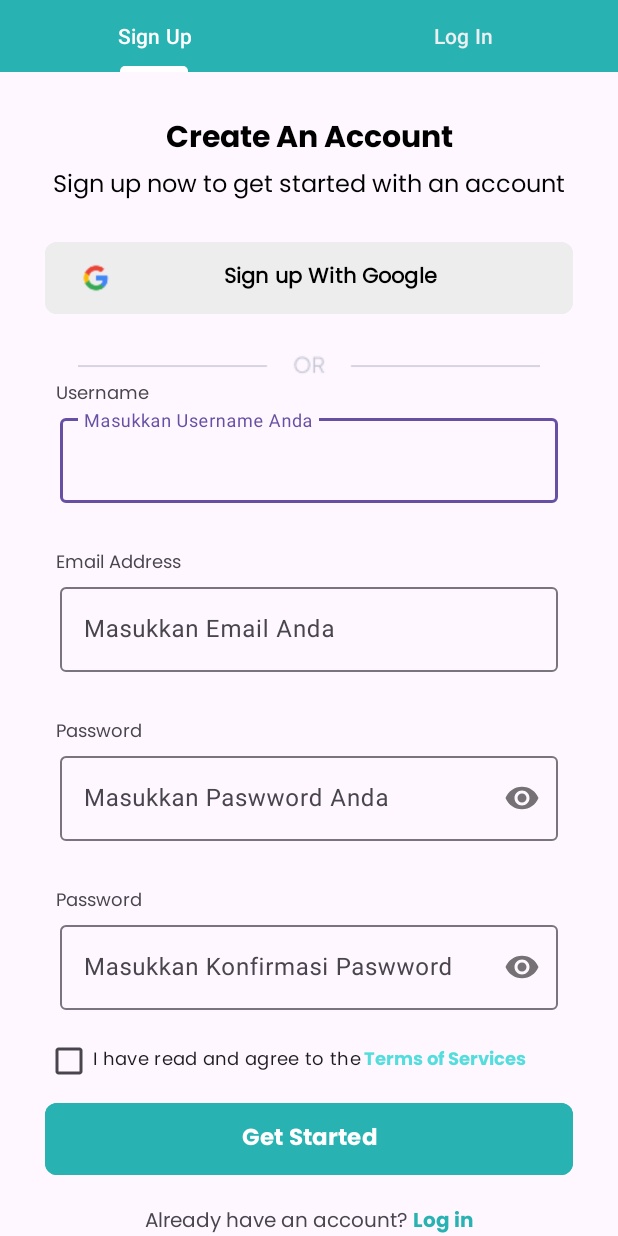
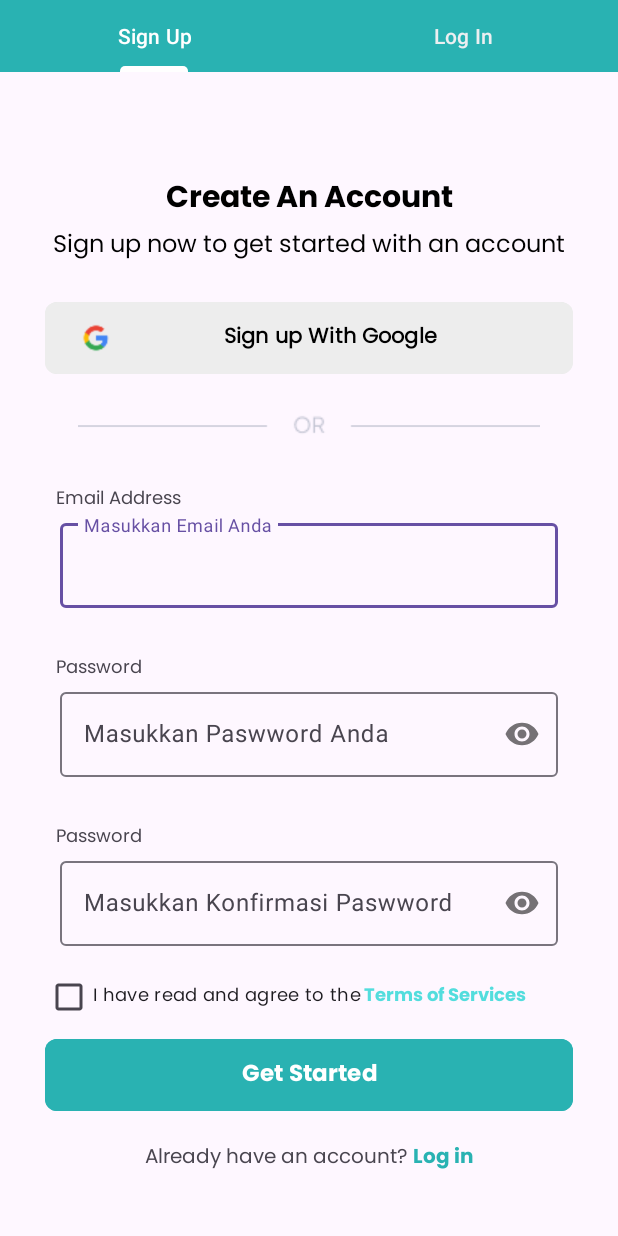
Before and after one commit to geffaa/CalorieTracker, an Android app: the screen it shows after launch (TabActivity), after a tap on "LETS GO", on a phone screen of 412 x 824 dp. Run offline under Robolectric (Android 15) with nearby library versions, the phone set to English and light mode, and no system bars; our stand-ins replace Firebase (no records; nobody signed in at launch, a user with empty details on screens opened directly).

```diff
--- a/app/src/main/java/com/example/calorietracker/GetStarted/GS1_InputNameActivity.kt
+++ /dev/null
@@ -1,4 +0,0 @@
-package com.example.calorietracker.GetStarted
-
-class GS1_InputNameActivity {
-}
--- a/app/src/main/java/com/example/calorietracker/LoginFragment.kt
+++ b/app/src/main/java/com/example/calorietracker/LoginFragment.kt
@@ -1,13 +1,21 @@
 package com.example.calorietracker
 
-import android.content.ContentValues.TAG
+import android.annotation.SuppressLint
+import android.app.Activity
+import android.content.Context
 import android.content.Intent
 import android.os.Bundle
 import android.util.Log
-import androidx.fragment.app.Fragment
 import android.view.LayoutInflater
 import android.view.View
 import android.view.ViewGroup
+import android.widget.Toast
+import androidx.activity.result.contract.ActivityResultContracts
+import androidx.fragment.app.Fragment
+import com.example.calorietracker.GetStarted.GS1_InputNameActivity
+import com.example.calorietracker.GetStarted.GetStartedActivity
+import com.example.calorietracker.databinding.FragmentLoginBinding
+import com.google.android.gms.auth.api.identity.BeginSignInRequest
 import com.google.android.gms.auth.api.signin.GoogleSignIn
 import com.google.android.gms.auth.api.signin.GoogleSignInClient
 import com.google.android.gms.auth.api.signin.GoogleSignInOptions
@@ -16,92 +24,102 @@ import com.google.android.material.button.MaterialButton
 import com.google.firebase.auth.FirebaseAuth
 import com.google.firebase.auth.GoogleAuthProvider
 
-// TODO: Rename parameter arguments, choose names that match
-// the fragment initialization parameters, e.g. ARG_ITEM_NUMBER
-private const val ARG_PARAM1 = "param1"
-private const val ARG_PARAM2 = "param2"
+class LoginFragment : Fragment() {
 
-/**
- * A simple [Fragment] subclass.
- * Use the [LoginFragment.newInstance] factory method to
- * create an instance of this fragment.
- */
-class LoginFragment : Fragment() {
-    private val RC_SIGN_IN = 9001
-    private lateinit var mAuth: FirebaseAuth
-    private lateinit var mGoogleSignInClient: GoogleSignInClient
+    private lateinit var binding: FragmentLoginBinding
+    private lateinit var Auth: FirebaseAuth
+    private lateinit var googleSignInClient: GoogleSignInClient
 
-    override fun onCreate(savedInstanceState: Bundle?) {
-        super.onCreate(savedInstanceState)
+    private val launcher = registerForActivityResult(ActivityResultContracts.StartActivityForResult()) { result ->
+        if (result.resultCode == Activity.RESULT_OK) {
+            val task = GoogleSignIn.getSignedInAccountFromIntent(result.data)
+            try {
+                val account = task.getResult(ApiException::class.java)
+                val credential = GoogleAuthProvider.getCredential(account?.idToken, null)
+                Auth.signInWithCredential(credential).addOnCompleteListener { task ->
+                    if (task.isSuccessful) {
+                        startActivity(Intent(requireActivity(), GS1_InputNameActivity::class.java))
+                    } else {
+                        Toast.makeText(requireContext(), "Sign In Failed", Toast.LENGTH_SHORT).show()
+                    }
+                }
+            } catch (e: ApiException) {
+                Toast.makeText(requireContext(), "Sign In Failed", Toast.LENGTH_SHORT).show()
+            }
+        }
+    }
 
-        // Initialize Firebase Auth
-        mAuth = FirebaseAuth.getInstance()
+    override fun onCreateView(
+        inflater: LayoutInflater, container: ViewGroup?,
+        savedInstanceState: Bundle?
+    ): View {
+        binding = FragmentLoginBinding.inflate(inflater, container, false)
+        return binding.root
+    }
 
-        // Configure Google Sign In
+
+
+    override fun onViewCreated(view: View, savedInstanceState: Bundle?) {
+        super.onViewCreated(view, savedInstanceState)
+
         val gso = GoogleSignInOptions.Builder(GoogleSignInOptions.DEFAULT_SIGN_IN)
             .requestIdToken(getString(R.string.default_web_client_id))
             .requestEmail()
             .build()
 
-        mGoogleSignInClient = GoogleSignIn.getClient(requireActivity(), gso)
+        googleSignInClient = GoogleSignIn.getClient(requireActivity(), gso)
+        Auth = FirebaseAuth.getInstance()
+
+        binding.btnLoginGoogle.setOnClickListener {
+            val signInClient = googleSignInClient.signInIntent
+            launcher.launch(signInClient)
         }
 
-    override fun onCreateView(
-        inflater: LayoutInflater, container: ViewGroup?,
-        savedInstanceState: Bundle?
-    ): View? {
-        val view = inflater.inflate(R.layout.fragment_login, container, false)
+        binding.loginBtn.setOnClickListener {
+            val email = binding.textInputLayoutEmail.editText?.text.toString().trim()
+            val password = binding.textInputLayoutPassword.editText?.text.toString().trim()
 
-        val loginButton: MaterialButton = view.findViewById(R.id.btn_loginGoogle)
-        loginButton.setOnClickListener {
-            signIn()
+            Auth.signInWithEmailAndPassword(email, password)
+                .addOnCompleteListener { task ->
+                    if (task.isSuccessful) {
+                        // Login berhasil
+                        checkIfFirstTimeLogin(email)
+                    } else {
+                        // Login gagal
+                        Toast.makeText(
+                            requireContext(),
+                            "Authentication failed. Check your email and password.",
+                            Toast.LENGTH_SHORT
+                        ).show()
                     }
-
-        return view
-    }
-
-    private fun signIn() {
-        val signInIntent = mGoogleSignInClient.signInIntent
-        startActivityForResult(signInIntent, RC_SIGN_IN)
-    }
-
-    override fun onActivityResult(requestCode: Int, resultCode: Int, data: Intent?) {
-        super.onActivityResult(requestCode, resultCode, data)
-
-        // Result returned from launching the Intent from GoogleSignInApi.getSignInIntent(...);
-        if (requestCode == RC_SIGN_IN) {
-            val task = GoogleSignIn.getSignedInAccountFromIntent(data)
-            try {
-                // Google Sign In was successful, authenticate with Firebase
-                val account = task.getResult(ApiException::class.java)
-                firebaseAuthWithGoogle(account?.idToken)
-            } catch (e: ApiException) {
-                // Google Sign In failed, update UI appropriately
-                Log.w(TAG, "Google sign in failed", e)
                 }
         }
     }
 
-    private fun firebaseAuthWithGoogle(idToken: String?) {
-        val credential = GoogleAuthProvider.getCredential(idToken, null)
-        mAuth.signInWithCredential(credential)
-            .addOnCompleteListener(requireActivity()) { task ->
+    private fun checkIfFirstTimeLogin(email: String) {
+        Auth.fetchSignInMethodsForEmail(email).addOnCompleteListener { task ->
             if (task.isSuccessful) {
-                    // Sign in success, update UI with the signed-in user's information
-                    Log.d(TAG, "signInWithCredential:success")
-                    val user = mAuth.currentUser
-
-                    // Simpan atau kirim data pengguna ke otentikasi Firebase sesuai kebutuhan aplikasi Anda
-                    // ...
+                val signInMethods = task.result?.signInMethods
+                if (signInMethods?.isEmpty() == true) {
+                    // User baru, arahkan ke GetStartedActivity
+                    startActivity(Intent(requireActivity(), GS1_InputNameActivity::class.java))
                 } else {
-                    // If sign in fails, display a message to the user.
-                    Log.w(TAG, "signInWithCredential:failure", task.exception)
-                    // updateUI(null);
+                    // User sudah pernah login, arahkan ke HomeActivity
+                    startActivity(Intent(requireActivity(), MainActivity::class.java))
+                }
+            } else {
+                // Jika check gagal, tampilkan pesan ke pengguna.
+                Toast.makeText(requireContext(), "Failed to check user.", Toast.LENGTH_SHORT).show()
             }
         }
     }
 
-    companion object {
-        private const val TAG = "LoginFragment"
+
+    override fun onStart() {
+        super.onStart()
+
+        if (FirebaseAuth.getInstance().currentUser != null) {
+            startActivity(Intent(requireActivity(), GS1_InputNameActivity::class.java))
         }
     }
+}
--- a/app/src/main/java/com/example/calorietracker/SignUpFragment.kt
+++ b/app/src/main/java/com/example/calorietracker/SignUpFragment.kt
@@ -1,17 +1,28 @@
 package com.example.calorietracker
 
+import android.annotation.SuppressLint
+import android.app.Activity
+import android.content.Context
 import android.content.Intent
 import android.os.Bundle
 import android.util.Log
-import androidx.fragment.app.Fragment
 import android.view.LayoutInflater
 import android.view.View
 import android.view.ViewGroup
+import android.widget.Toast
+import androidx.activity.result.contract.ActivityResultContracts
+import androidx.core.app.ActivityCompat.startActivityForResult
+import androidx.fragment.app.Fragment
+import com.example.calorietracker.GetStarted.GS1_InputNameActivity
+import com.example.calorietracker.databinding.FragmentSignUpBinding
 import com.google.android.gms.auth.api.signin.GoogleSignIn
+import com.google.android.gms.auth.api.signin.GoogleSignInAccount
 import com.google.android.gms.auth.api.signin.GoogleSignInClient
 import com.google.android.gms.auth.api.signin.GoogleSignInOptions
 import com.google.android.gms.common.api.ApiException
 import com.google.android.material.button.MaterialButton
+import com.google.android.material.textfield.TextInputLayout
+import com.google.firebase.Firebase
 import com.google.firebase.auth.FirebaseAuth
 import com.google.firebase.auth.GoogleAuthProvider
 
@@ -20,72 +31,83 @@ private const val RC_SIGN_UP_GOOGLE = 9002
 
 class SignUpFragment : Fragment() {
 
-    private lateinit var mAuth: FirebaseAuth
-    private lateinit var mGoogleSignInClient: GoogleSignInClient
+    private lateinit var binding: FragmentSignUpBinding
+    private lateinit var Auth: FirebaseAuth
+    private lateinit var googleSignInClient: GoogleSignInClient
 
-    override fun onCreate(savedInstanceState: Bundle?) {
-        super.onCreate(savedInstanceState)
+    private val launcher = registerForActivityResult(ActivityResultContracts.StartActivityForResult()) { result ->
+        if (result.resultCode == Activity.RESULT_OK) {
+            val task = GoogleSignIn.getSignedInAccountFromIntent(result.data)
+            try {
+                val account = task.getResult(ApiException::class.java)
+                val credential = GoogleAuthProvider.getCredential(account?.idToken, null)
+                Auth.signInWithCredential(credential).addOnCompleteListener { task ->
+                    if (task.isSuccessful) {
+                        startActivity(Intent(requireActivity(), GS1_InputNameActivity::class.java))
+                    } else {
+                        Toast.makeText(requireContext(), "Sign In Failed", Toast.LENGTH_SHORT).show()
+                    }
+                }
+            } catch (e: ApiException) {
+                Toast.makeText(requireContext(), "Sign In Failed", Toast.LENGTH_SHORT).show()
+            }
+        }
+    }
 
-        mAuth = FirebaseAuth.getInstance()
+    override fun onCreateView(
+        inflater: LayoutInflater, container: ViewGroup?,
+        savedInstanceState: Bundle?
+    ): View {
+        binding = FragmentSignUpBinding.inflate(inflater, container, false)
+        return binding.root
+    }
 
-        // Inisialisasi GoogleSignInOptions, sesuaikan dengan kebutuhan aplikasi Anda
+    override fun onViewCreated(view: View, savedInstanceState: Bundle?) {
+        super.onViewCreated(view, savedInstanceState)
+
         val gso = GoogleSignInOptions.Builder(GoogleSignInOptions.DEFAULT_SIGN_IN)
             .requestIdToken(getString(R.string.default_web_client_id))
             .requestEmail()
             .build()
 
-        mGoogleSignInClient = GoogleSignIn.getClient(requireActivity(), gso)
-    }
+        googleSignInClient = GoogleSignIn.getClient(requireActivity(), gso)
+        Auth = FirebaseAuth.getInstance()
 
-    override fun onCreateView(
-        inflater: LayoutInflater, container: ViewGroup?,
-        savedInstanceState: Bundle?
-    ): View? {
-        val view = inflater.inflate(R.layout.fragment_sign_up, container, false)
-
-        val signUpButton: MaterialButton = view.findViewById(R.id.btn_loginGoogle)
-        signUpButton.setOnClickListener {
-            signUpWithGoogle()
+        binding.btnLoginGoogle.setOnClickListener {
+            val signInClient = googleSignInClient.signInIntent
+            launcher.launch(signInClient)
         }
 
-        return view
-    }
+        binding.btnGetStarted.setOnClickListener {
+            val email = binding.textInputLayoutEmail.editText?.text.toString()
+            val password = binding.textInputLayoutPassword.editText?.text.toString()
+            val confirmPassword = binding.textInputLayoutConfirmationPassword.editText?.text.toString()
 
-    private fun signUpWithGoogle() {
-        val signInIntent = mGoogleSignInClient.signInIntent
-        startActivityForResult(signInIntent, RC_SIGN_UP_GOOGLE)
-    }
-
-    override fun onActivityResult(requestCode: Int, resultCode: Int, data: Intent?) {
-        super.onActivityResult(requestCode, resultCode, data)
-
-        if (requestCode == RC_SIGN_UP_GOOGLE) {
-            try {
-                val task = GoogleSignIn.getSignedInAccountFromIntent(data)
-                val account = task.getResult(ApiException::class.java)
-                firebaseSignUpWithGoogle(account?.idToken)
-            } catch (e: ApiException) {
-                Log.w(TAG, "Google sign up failed", e)
+            if (password != confirmPassword) {
+                Toast.makeText(requireContext(), "Password and Confirm Password do not match", Toast.LENGTH_SHORT).show()
+            } else {
+                Auth.createUserWithEmailAndPassword(email, password)
+                    .addOnCompleteListener(requireActivity()) { task ->
+                        if (task.isSuccessful) {
+                            // Sign up success, update UI with the signed-in user's information
+                            Log.d(TAG, "createUserWithEmail:success")
+                            val user = Auth.currentUser
+                            startActivity(Intent(requireActivity(), GS1_InputNameActivity::class.java))
+                        } else {
+                            // If sign up fails, display a message to the user.
+                            Log.w(TAG, "createUserWithEmail:failure", task.exception)
+                            Toast.makeText(requireContext(), "Sign Up failed.", Toast.LENGTH_SHORT).show()
+                        }
+                    }
             }
         }
     }
 
-    private fun firebaseSignUpWithGoogle(idToken: String?) {
-        val credential = GoogleAuthProvider.getCredential(idToken, null)
-        mAuth.signInWithCredential(credential)
-            .addOnCompleteListener(requireActivity()) { task ->
-                if (task.isSuccessful) {
-                    // Pendaftaran berhasil, update UI dengan informasi pengguna yang terdaftar
-                    Log.d(TAG, "signUpWithCredential:success")
-                    val user = mAuth.currentUser
-                    // updateUI(user);
+    override fun onStart() {
+        super.onStart()
 
-                    // Redirect atau lakukan tindakan lain setelah pendaftaran berhasil
-                } else {
-                    // Jika pendaftaran gagal, tampilkan pesan kepada pengguna.
-                    Log.w(TAG, "signUpWithCredential:failure", task.exception)
-                    // updateUI(null);
-                }
-            }
+        if (FirebaseAuth.getInstance().currentUser != null) {
+            startActivity(Intent(requireActivity(), GS1_InputNameActivity::class.java))
+        }
     }
 }
--- a/app/src/main/java/com/example/calorietracker/TabFragment.kt
+++ b/app/src/main/java/com/example/calorietracker/TabFragment.kt
@@ -6,6 +6,8 @@ import android.view.LayoutInflater
 import android.view.View
 import android.view.ViewGroup
 import androidx.viewpager.widget.ViewPager
+import com.example.calorietracker.LoginFragment
+import com.example.calorietracker.SignUpFragment
 import com.google.android.material.tabs.TabLayout
 
 class TabFragment : Fragment() {
--- a/app/src/main/java/com/example/calorietracker/WelcomePage/WelcomePageActivity.kt
+++ b/app/src/main/java/com/example/calorietracker/WelcomePage/WelcomePageActivity.kt
@@ -6,7 +6,6 @@ import android.os.Bundle
 import android.widget.Button
 import androidx.viewpager2.widget.ViewPager2
 import com.example.calorietracker.R
-import com.example.calorietracker.SignUpFragment
 import com.example.calorietracker.TabActivity
 import com.example.calorietracker.WelcomePage.Adapter.OnboardingViewPageAdapter
 import com.example.calorietracker.databinding.ActivityWelcomePageBinding
--- a/app/src/main/res/layout/fragment_login.xml
+++ b/app/src/main/res/layout/fragment_login.xml
@@ -172,7 +172,7 @@
             />
 
         <TextView
-            android:id="@+id/register2"
+            android:id="@+id/login_btn_signup"
             android:layout_toRightOf="@id/newmember"
             android:layout_width="wrap_content"
             android:layout_height="wrap_content"
--- a/app/src/main/res/layout/fragment_sign_up.xml
+++ b/app/src/main/res/layout/fragment_sign_up.xml
@@ -11,7 +11,7 @@
         android:layout_height="wrap_content"
         android:orientation="vertical"
         android:gravity="center_horizontal"
-        android:layout_marginTop="40dp">
+        android:layout_marginTop="80dp">
 
         <TextView
             android:layout_width="match_parent"
@@ -64,33 +64,6 @@
         <TextView
             android:layout_width="match_parent"
             android:layout_height="wrap_content"
-            android:text="Username"
-            android:layout_marginLeft="40dp"
-            android:layout_marginRight="45dp"
-            android:textSize="12sp"
-            android:fontFamily="@font/poppins_regular">
-        </TextView>
-
-        <com.google.android.material.textfield.TextInputLayout
-            android:id="@+id/textInputLayoutUsername"
-            android:layout_width="match_parent"
-            android:layout_height="wrap_content"
-            android:layout_marginLeft="40dp"
-            android:layout_marginRight="40dp">
-
-            <com.google.android.material.textfield.TextInputEditText
-                android:layout_width="match_parent"
-                android:layout_height="wrap_content"
-                android:hint="Masukkan Username Anda"
-                android:inputType="textPersonName">
-            </com.google.android.material.textfield.TextInputEditText>
-
-
-        </com.google.android.material.textfield.TextInputLayout>
-
-        <TextView
-            android:layout_width="match_parent"
-            android:layout_height="wrap_content"
             android:text="Email Address"
             android:layout_marginLeft="40dp"
             android:layout_marginRight="45dp"
@@ -110,7 +83,7 @@
                 android:layout_width="match_parent"
                 android:layout_height="wrap_content"
                 android:hint="Masukkan Email Anda"
-                android:inputType="textPassword">
+                android:inputType="textEmailAddress">
             </com.google.android.material.textfield.TextInputEditText>
 
 
@@ -233,7 +206,7 @@
                 />
 
             <TextView
-                android:id="@+id/btn_login"
+                android:id="@+id/signup_btn_login"
                 android:layout_toRightOf="@id/newmember"
                 android:layout_width="wrap_content"
                 android:layout_height="wrap_content"
--- a/app/src/main/res/values/colors.xml
+++ b/app/src/main/res/values/colors.xml
@@ -5,6 +5,7 @@
     <color name="transparent">#00FFFFFF</color>
     <color name="blue_500">#53dddd</color>
     <color name="blue_600">#29B2B2</color>
+    <color name="blue_200">#98ebeb</color>
     <color name="color_hint">#9D9D9D</color>
     <color name="grey">#EDEDED</color>
 
--- a/app/src/main/res/values/strings.xml
+++ b/app/src/main/res/values/strings.xml
@@ -25,5 +25,7 @@
 
     <string name="title_onboarding_3"> Track your weight gain, \n loss statics here </string>
     <string name="description_onboarding_3">Track the Statistics of Your Weight Gain and Loss Here! Welcome to Our App, the Best Place to Manage Your Health Journey</string>
+    <string name="title_activity_gs2_input_weight">GS2_InputWeightActivity</string>
+
 
 </resources>
```
Also changed, not shown: app/build.gradle.kts (+14 -0 lines), app/src/main/AndroidManifest.xml (+19 -0 lines). Lines whose indentation alone changed are shown as unchanged.
